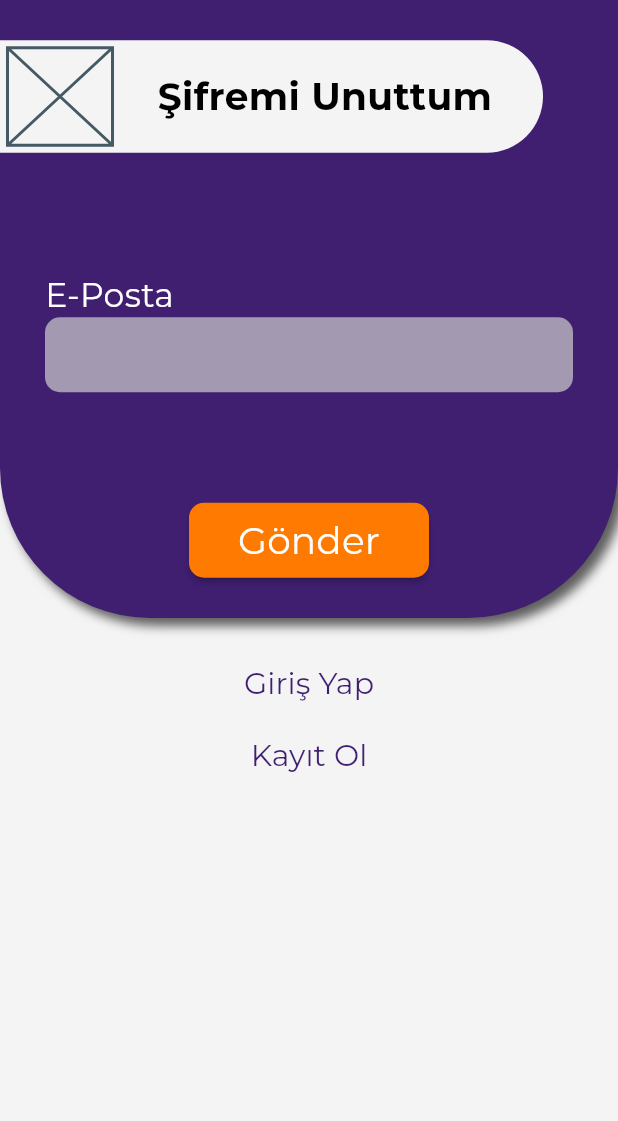
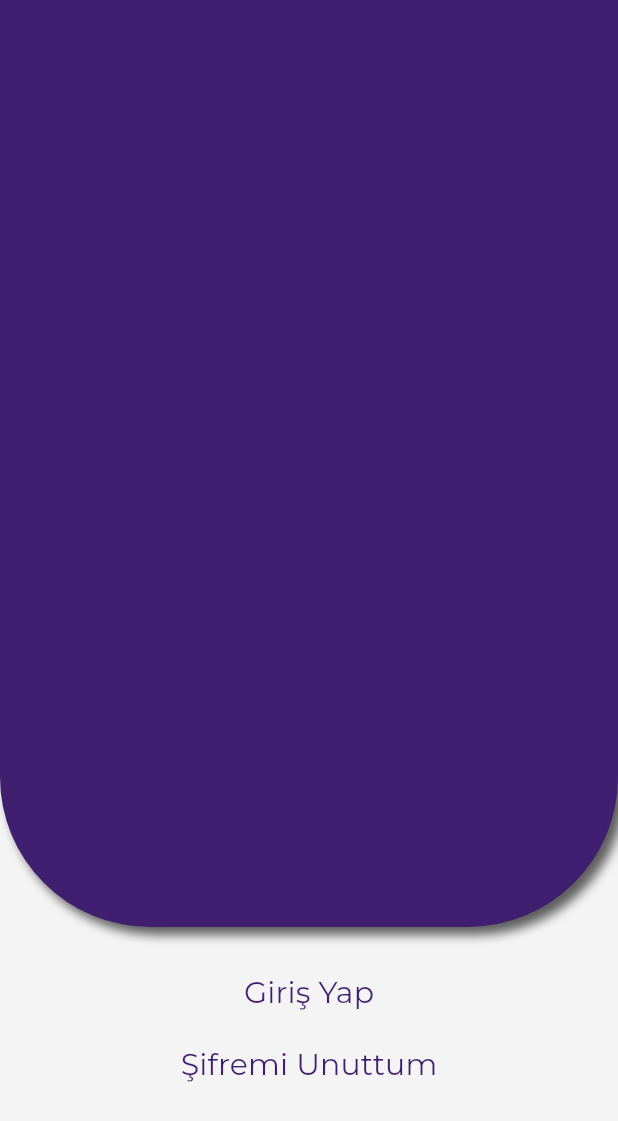
Before and after one commit to okancakirsaz/haydi_express_customer, a Flutter app: the ForgotPasswordView screen opened directly, after a tap on "Kayıt Ol", on a phone screen of 412 x 824 dp. Shown: the top 1121 px of the screen. Run offline on Flutter 3.47's test engine with Material 3 defaults, Android fonts, the phone set to English and light mode, and no system bars; our stand-ins replace dio, google_fonts, mobx, shared_preferences, socket_io_client, toastification; missing offline and left inert: easy_loading_button, passwordfield; accounts and stored records are empty; generated files the repository leaves out were written again; network calls fail.

Commit message:
sign up page(contuniue)

```diff
--- a/lib/core/widgets/custom_statefull_button.dart
+++ b/lib/core/widgets/custom_statefull_button.dart
@@ -22,20 +22,21 @@ class CustomStateFullButton extends StatelessWidget {
   @override
   Widget build(BuildContext context) {
     return Container(
-      width: width ?? 200,
-      height: height ?? 60,
+      width: width ?? 150,
+      height: height ?? 50,
       constraints: const BoxConstraints(
         minHeight: 50,
-        minWidth: 160,
+        minWidth: 150,
       ),
       decoration: BoxDecoration(
-          color: ColorConsts.instance.primary,
-          border: Border.all(),
-          borderRadius: RadiusConsts.instance.circularAll20),
+        color: ColorConsts.instance.primary,
+        border: Border.all(),
+        borderRadius: RadiusConsts.instance.circularAll10,
+      ),
       child: EasyButton(
           type: EasyButtonType.text,
           buttonColor: ColorConsts.instance.primary,
-          borderRadius: 20,
+          borderRadius: 10,
           onPressed: onPressed,
           idleStateWidget: Text(
             text,
--- a/lib/views/authentication/forgot_password/view/forgot_password_view.dart
+++ b/lib/views/authentication/forgot_password/view/forgot_password_view.dart
@@ -1,12 +1,13 @@
 import 'package:flutter/material.dart';
 import 'package:flutter/widgets.dart';
 import 'package:haydi_express_customer/core/consts/padding_consts.dart';
-import 'package:haydi_express_customer/core/widgets/custom_button.dart';
 import 'package:haydi_express_customer/core/widgets/custom_scaffold.dart';
+import 'package:haydi_express_customer/core/widgets/custom_statefull_button.dart';
 import 'package:haydi_express_customer/core/widgets/custom_text_field.dart';
 import 'package:haydi_express_customer/views/authentication/log_in/view/log_in_view.dart';
 import 'package:haydi_express_customer/views/authentication/public_components/logo_bar.dart';
 import 'package:haydi_express_customer/views/authentication/public_components/page_top_container.dart';
+import 'package:haydi_express_customer/views/authentication/sign_up/view/sign_up_view.dart';
 import '../../../../core/base/view/base_view.dart';
 import '../../../../core/consts/text_consts.dart';
 import '../../../../core/widgets/custom_text_button.dart';
@@ -60,7 +61,7 @@ class ForgotPasswordView extends StatelessWidget {
         ),
         Padding(
           padding: PaddingConsts.instance.top20,
-          child: CustomButton(
+          child: CustomStateFullButton(
             onPressed: () {},
             text: "Gönder",
           ),
@@ -79,7 +80,7 @@ class ForgotPasswordView extends StatelessWidget {
           text: "Giriş Yap",
         ),
         CustomTextButton(
-          onPressed: () {},
+          onPressed: () => model.navigationManager.navigate(const SignUpView()),
           style: TextConsts.instance.regularThird20,
           text: "Kayıt Ol",
         ),
--- a/lib/views/authentication/sign_up/view/sign_up_view.dart
+++ b/lib/views/authentication/sign_up/view/sign_up_view.dart
@@ -1,6 +1,12 @@
 import 'package:flutter/material.dart';
 import 'package:haydi_express_customer/core/widgets/custom_scaffold.dart';
+import 'package:haydi_express_customer/views/authentication/forgot_password/view/forgot_password_view.dart';
 import '../../../../core/base/view/base_view.dart';
+import '../../../../core/consts/padding_consts.dart';
+import '../../../../core/consts/text_consts.dart';
+import '../../../../core/widgets/custom_text_button.dart';
+import '../../log_in/view/log_in_view.dart';
+import '../../public_components/page_top_container.dart';
 import '../viewmodel/sign_up_viewmodel.dart';
 
 class SignUpView extends StatelessWidget {
@@ -11,7 +17,24 @@ class SignUpView extends StatelessWidget {
     return BaseView<SignUpViewModel>(
         viewModel: SignUpViewModel(),
         onPageBuilder: (context, model) {
-          return const CustomScaffold(body: Placeholder());
+          return CustomScaffold(
+            body: Column(
+              children: <Widget>[
+                const Expanded(
+                  flex: 3,
+                  child: PageTopContainer(
+                    child: SizedBox(),
+                  ),
+                ),
+                Expanded(
+                  child: Padding(
+                    padding: PaddingConsts.instance.top20,
+                    child: _buildOtherPagesButtons(model),
+                  ),
+                ),
+              ],
+            ),
+          );
         },
         onModelReady: (model) {
           model.init();
@@ -19,4 +42,23 @@ class SignUpView extends StatelessWidget {
         },
         onDispose: (model) {});
   }
+
+  Widget _buildOtherPagesButtons(SignUpViewModel model) {
+    return Column(
+      mainAxisAlignment: MainAxisAlignment.start,
+      children: <Widget>[
+        CustomTextButton(
+          onPressed: () => model.navigationManager.navigate(const LogInView()),
+          style: TextConsts.instance.regularThird20,
+          text: "Giriş Yap",
+        ),
+        CustomTextButton(
+          onPressed: () =>
+              model.navigationManager.navigate(const ForgotPasswordView()),
+          style: TextConsts.instance.regularThird20,
+          text: "Şifremi Unuttum",
+        ),
+      ],
+    );
+  }
 }
```
Also changed, not shown: lib/views/authentication/log_in/view/log_in_view.dart (+5 -3 lines), lib/views/authentication/sign_up/viewmodel/sign_up_viewmodel.dart (+7 -0 lines).
